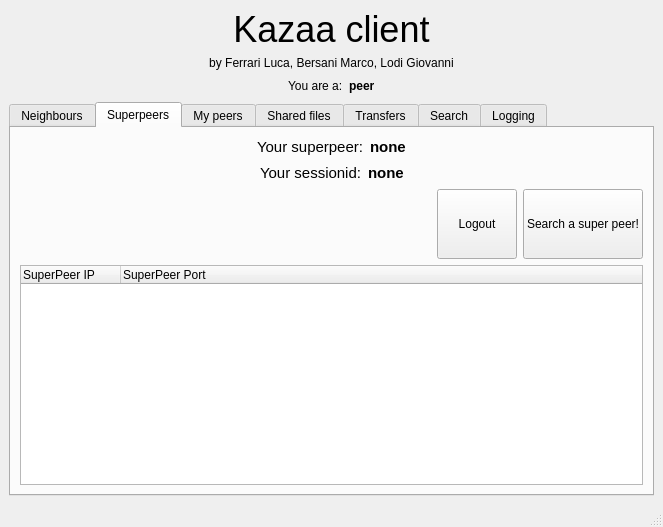
Qt form kazaa/teamGML/ui/qt/designer/mainwindow.ui (B3rs/P2P) before a commit.
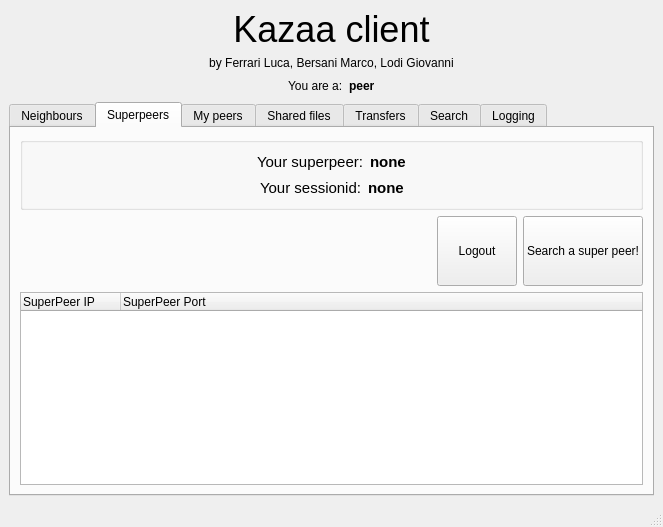
The same form after that commit.

Patch:
```diff
--- a/kazaa/teamGML/ui/qt/designer/mainwindow.ui
+++ b/kazaa/teamGML/ui/qt/designer/mainwindow.ui
@@ -208,6 +208,12 @@
        <attribute name="title">
         <string>Superpeers</string>
        </attribute>
+       <layout class="QVBoxLayout" name="verticalLayout_9">
+        <item>
+         <widget class="QGroupBox" name="sessionGroupBox">
+          <property name="title">
+           <string/>
+          </property>
        <layout class="QVBoxLayout" name="verticalLayout_2">
         <item>
          <layout class="QHBoxLayout" name="horizontalLayout_7">
@@ -320,6 +326,9 @@
            </spacer>
           </item>
          </layout>
+           </item>
+          </layout>
+         </widget>
         </item>
         <item>
          <layout class="QHBoxLayout" name="horizontalLayout_6">
```
Lines whose indentation alone changed are shown as unchanged.
